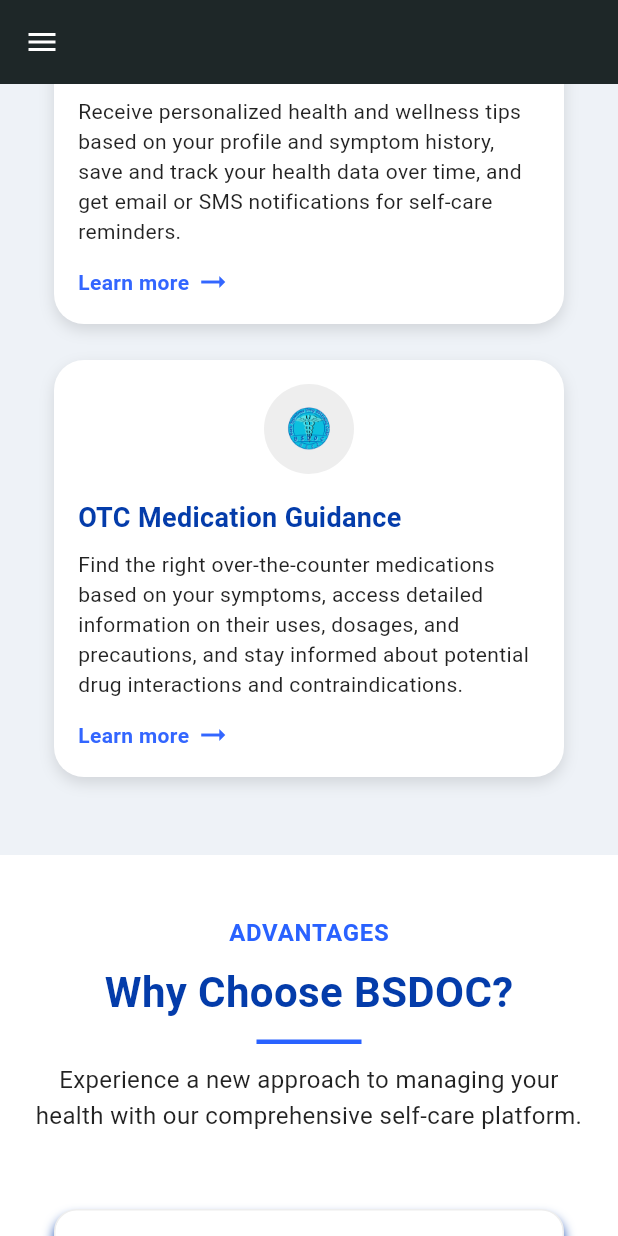
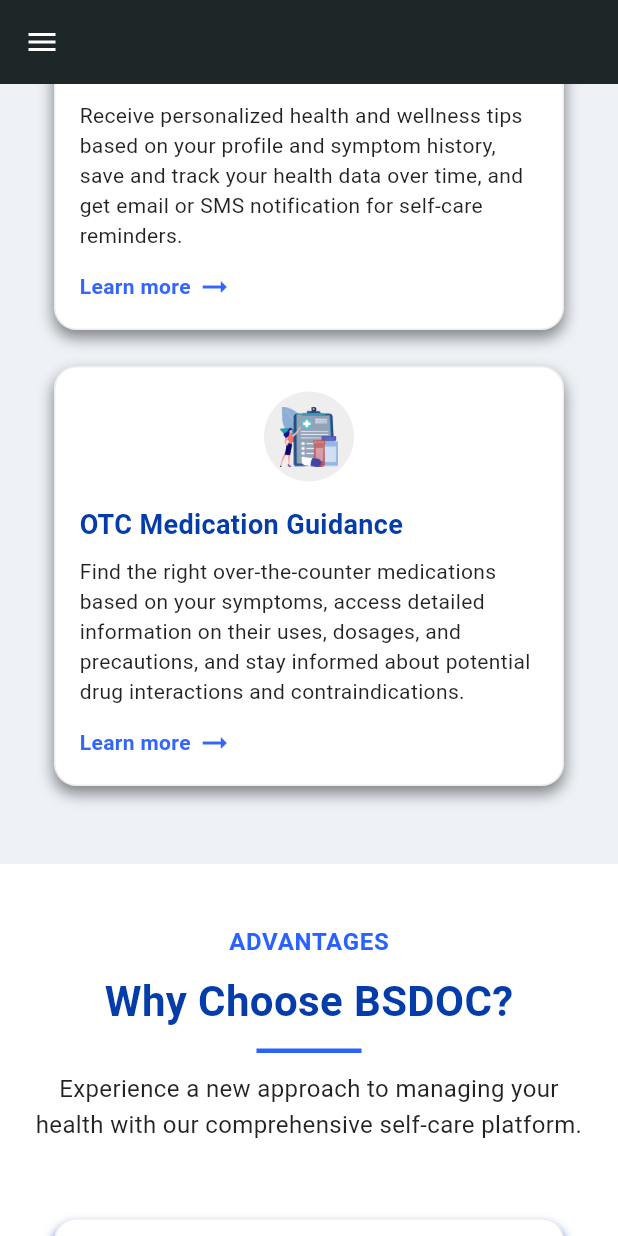
Before and after one commit to Erudi787/bsdoc-flutter, a Flutter app: the screen it shows after launch, scrolled down 1152 dp, on a phone screen of 412 x 824 dp. Run offline on Flutter 3.47's test engine with Material 3 defaults, Android fonts, the light colour scheme and no system bars.

Commit message:
landing page refactor

```diff
--- a/lib/main.dart
+++ b/lib/main.dart
@@ -51,6 +51,100 @@
 
   @override
   State<MyHomePage> createState() => _MyHomePageState();
+}
+
+class FeatureCard extends StatelessWidget {
+  final String imagePath;
+  final String title;
+  final String description;
+  final VoidCallback? onLearnMore;
+
+  const FeatureCard({
+    super.key,
+    required this.imagePath,
+    required this.title,
+    required this.description,
+    this.onLearnMore,
+  });
+
+  @override
+  Widget build(BuildContext context) {
+    return Container(
+      margin: const EdgeInsets.symmetric(horizontal: 16, vertical: 12),
+      padding: const EdgeInsets.all(16),
+      decoration: BoxDecoration(
+        color: Colors.white,
+        borderRadius: BorderRadius.circular(15),
+        boxShadow: [
+          BoxShadow(
+            color: Colors.black45,
+            spreadRadius: .25,
+            blurRadius: 8,
+            offset: const Offset(0, 5)
+          ),
+        ],
+        border: Border.all(color: Colors.grey.shade200)
+      ),
+      child: Column(
+        crossAxisAlignment: CrossAxisAlignment.start,
+        children: [
+          Center(
+            child: Container(
+              width: 60,
+              height: 60,
+              decoration: BoxDecoration(
+                color: Colors.grey[200],
+                shape: BoxShape.circle,
+              ),
+              child: Center(
+                child: Image.asset(
+                  imagePath,
+                  width: 40,
+                  height: 40,
+                  fit: BoxFit.contain,
+                ),
+              ),
+            ),
+          ),
+          const SizedBox(height: 16),
+
+          Text(
+            title,
+            style: const TextStyle(
+              fontSize: 18,
+              fontWeight: FontWeight.bold,
+              color: Color(0xff043CAA),
+            ),
+          ),
+          const SizedBox(height: 8),
+
+          Text(
+            description,
+            style: const TextStyle(fontSize: 14, color: Colors.black87),
+          ),
+          const SizedBox(height: 12),
+
+          GestureDetector(
+            onTap: onLearnMore,
+            child: Row(
+              children: const [
+                Text(
+                  'Learn more',
+                  style: TextStyle(
+                    fontSize: 14,
+                    fontWeight: FontWeight.bold,
+                    color: Color(0xff3366ff),
+                  ),
+                ),
+                SizedBox(width: 4),
+                Icon(Icons.arrow_right_alt, color: Color(0xff3366ff)),
+              ],
+            ),
+          ),
+        ],
+      ),
+    );
+  }
 }
 
 class _MyHomePageState extends State<MyHomePage>
@@ -380,7 +474,7 @@
                     style: TextStyle(
                       fontSize: 24,
                       fontWeight: FontWeight.bold,
-                      color: Colors.black,
+                      color: Color(0xff043CAA),
                     ),
                   ),
 
@@ -397,246 +491,36 @@
                   ),
 
                   //symptom checker
-                  Container(
-                    margin: const EdgeInsets.symmetric(
-                      horizontal: 16,
-                      vertical: 12,
-                    ),
-                    padding: const EdgeInsets.all(16),
-                    decoration: BoxDecoration(
-                      color: Colors.white,
-                      borderRadius: BorderRadius.circular(20),
-                      boxShadow: [
-                        BoxShadow(
-                          color: Colors.black12,
-                          blurRadius: 8,
-                          offset: Offset(0, 4),
-                        ),
-                      ],
-                    ),
-                    child: Column(
-                      crossAxisAlignment: CrossAxisAlignment.start,
-                      children: [
-                        Center(
-                          child: Container(
-                            width: 60,
-                            height: 60,
-                            decoration: BoxDecoration(
-                              color: Colors.grey[200],
-                              shape: BoxShape.circle,
-                            ),
-                            child: Center(
-                              child: Image.asset(
-                                'assets/images/logo.png',
-                                width: 30,
-                                height: 30,
-                                fit: BoxFit.contain,
-                              ),
-                            ),
-                          ),
-                        ),
-                        const SizedBox(height: 16),
-
-                        // Title
-                        const Text(
-                          'Symptom Checker',
-                          style: TextStyle(
-                            fontSize: 18,
-                            fontWeight: FontWeight.bold,
-                            color: Color(0xff043CAA),
-                          ),
-                        ),
-                        const SizedBox(height: 8),
-
-                        //description
-                        const Text(
-                          'Input your symptoms to find the right cure, view search results filtered according to your symptoms, and access visual aids with explanations to better understand your condition.',
-                          style: TextStyle(fontSize: 14, color: Colors.black87),
-                        ),
-                        const SizedBox(height: 12),
-
-                        //learn more link
-                        Row(
-                          children: const [
-                            Text(
-                              'Learn more',
-                              style: TextStyle(
-                                fontSize: 14,
-                                fontWeight: FontWeight.bold,
-                                color: Color(0xff3366ff),
-                              ),
-                            ),
-                            SizedBox(width: 4),
-                            Icon(
-                              Icons.arrow_right_alt,
-                              color: Color(0xff3366ff),
-                            ),
-                          ],
-                        ),
-                      ],
-                    ),
+                  FeatureCard(
+                    imagePath: "assets/images/symptom-checker-icon.png",
+                    title: "Symptom Checker",
+                    description:
+                        "Input your symptoms to find the right cure, view search results filtered according to your symptoms, and access visual aids with explanations to better understand your condition.",
+                    onLearnMore: () {
+                      // function here
+                    },
                   ),
 
                   //personalized health tips
-                  Container(
-                    margin: const EdgeInsets.symmetric(
-                      horizontal: 16,
-                      vertical: 12,
-                    ),
-                    padding: const EdgeInsets.all(16),
-                    decoration: BoxDecoration(
-                      color: Colors.white,
-                      borderRadius: BorderRadius.circular(20),
-                      boxShadow: [
-                        BoxShadow(
-                          color: Colors.black12,
-                          blurRadius: 8,
-                          offset: Offset(0, 4),
-                        ),
-                      ],
-                    ),
-                    child: Column(
-                      crossAxisAlignment: CrossAxisAlignment.start,
-                      children: [
-                        Center(
-                          child: Container(
-                            width: 60,
-                            height: 60,
-                            decoration: BoxDecoration(
-                              color: Colors.grey[200],
-                              shape: BoxShape.circle,
-                            ),
-                            child: Center(
-                              child: Image.asset(
-                                'assets/images/logo.png',
-                                width: 30,
-                                height: 30,
-                                fit: BoxFit.contain,
-                              ),
-                            ),
-                          ),
-                        ),
-                        const SizedBox(height: 16),
-
-                        // Title
-                        const Text(
-                          'Personalized Health Tips',
-                          style: TextStyle(
-                            fontSize: 18,
-                            fontWeight: FontWeight.bold,
-                            color: Color(0xff043CAA),
-                          ),
-                        ),
-                        const SizedBox(height: 8),
-
-                        //description
-                        const Text(
-                          'Receive personalized health and wellness tips based on your profile and symptom history, save and track your health data over time, and get email or SMS notifications for self-care reminders.',
-                          style: TextStyle(fontSize: 14, color: Colors.black87),
-                        ),
-                        const SizedBox(height: 12),
-
-                        //learn more link
-                        Row(
-                          children: const [
-                            Text(
-                              'Learn more',
-                              style: TextStyle(
-                                fontSize: 14,
-                                fontWeight: FontWeight.bold,
-                                color: Color(0xff3366ff),
-                              ),
-                            ),
-                            SizedBox(width: 4),
-                            Icon(
-                              Icons.arrow_right_alt,
-                              color: Color(0xff3366ff),
-                            ),
-                          ],
-                        ),
-                      ],
-                    ),
+                  FeatureCard(
+                    imagePath: "assets/images/personal-ht-icon.png",
+                    title: "Personalized Health Tips",
+                    description:
+                        "Receive personalized health and wellness tips based on your profile and symptom history, save and track your health data over time, and get email or SMS notification for self-care reminders.",
+                    onLearnMore: () {
+                      // function here
+                    },
                   ),
 
                   //otc medication guide
-                  Container(
-                    margin: const EdgeInsets.symmetric(
-                      horizontal: 16,
-                      vertical: 12,
-                    ),
-                    padding: const EdgeInsets.all(16),
-                    decoration: BoxDecoration(
-                      color: Colors.white,
-                      borderRadius: BorderRadius.circular(20),
-                      boxShadow: [
-                        BoxShadow(
-                          color: Colors.black12,
-                          blurRadius: 8,
-                          offset: Offset(0, 4),
-                        ),
-                      ],
-                    ),
-                    child: Column(
-                      crossAxisAlignment: CrossAxisAlignment.start,
-                      children: [
-                        Center(
-                          child: Container(
-                            width: 60,
-                            height: 60,
-                            decoration: BoxDecoration(
-                              color: Colors.grey[200],
-                              shape: BoxShape.circle,
-                            ),
-                            child: Center(
-                              child: Image.asset(
-                                'assets/images/logo.png',
-                                width: 30,
-                                height: 30,
-                                fit: BoxFit.contain,
-                              ),
-                            ),
-                          ),
-                        ),
-                        const SizedBox(height: 16),
-
-                        // Title
-                        const Text(
-                          'OTC Medication Guidance',
-                          style: TextStyle(
-                            fontSize: 18,
-                            fontWeight: FontWeight.bold,
-                            color: Color(0xff043CAA),
-                          ),
-                        ),
-                        const SizedBox(height: 8),
-
-                        //description
-                        const Text(
-                          'Find the right over-the-counter medications based on your symptoms, access detailed information on their uses, dosages, and precautions, and stay informed about potential drug interactions and contraindications.',
-                          style: TextStyle(fontSize: 14, color: Colors.black87),
-                        ),
-                        const SizedBox(height: 12),
-
-                        //learn more link
-                        Row(
-                          children: const [
-                            Text(
-                              'Learn more',
-                              style: TextStyle(
-                                fontSize: 14,
-                                fontWeight: FontWeight.bold,
-                                color: Color(0xff3366ff),
-                              ),
-                            ),
-                            SizedBox(width: 4),
-                            Icon(
-                              Icons.arrow_right_alt,
-                              color: Color(0xff3366ff),
-                            ),
-                          ],
-                        ),
-                      ],
-                    ),
+                  FeatureCard(
+                    imagePath: "assets/images/otc-guide-icon.png",
+                    title: "OTC Medication Guidance",
+                    description:
+                        "Find the right over-the-counter medications based on your symptoms, access detailed information on their uses, dosages, and precautions, and stay informed about potential drug interactions and contraindications.",
+                    onLearnMore: () {
+                      // function diri
+                    },
                   ),
                 ],
               ),
```
Also changed, not shown: assets/images/otc-guide-icon.png (added), assets/images/personal-ht-icon.png (added), assets/images/symptom-checker-icon.png (added).
